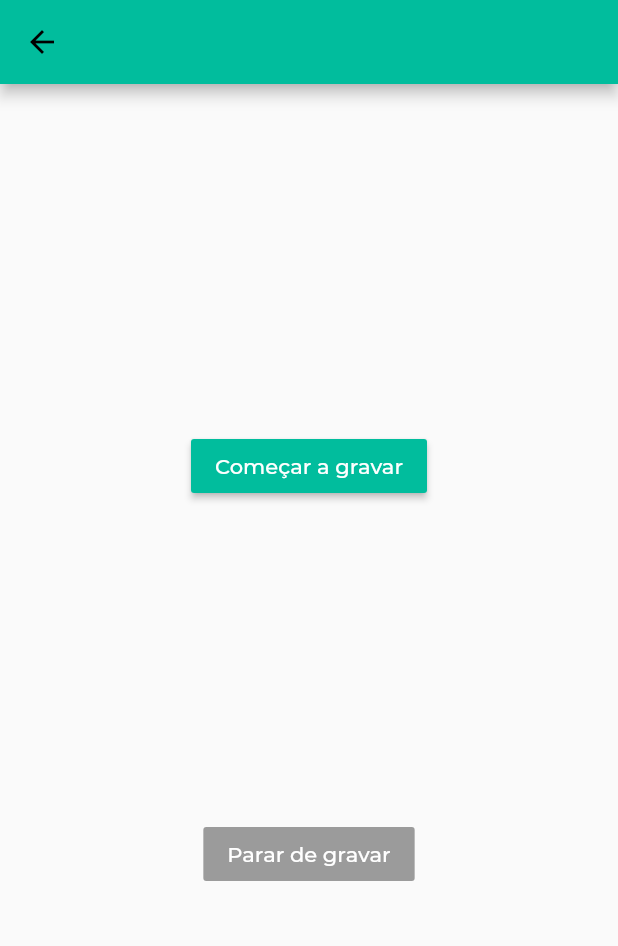
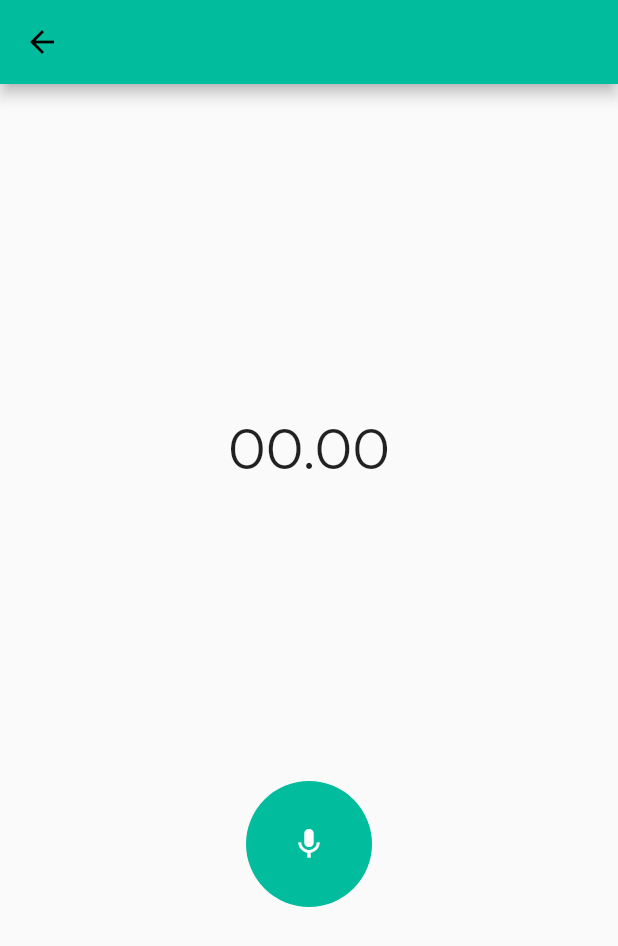
Before and after one commit to spirabr/app, a Flutter app: the Gravacao screen opened directly, on a phone screen of 412 x 824 dp. Shown: the top 946 px of the screen. Run offline on Flutter 3.47's test engine with Material 2 defaults, Android fonts, the phone set to English and light mode, and no system bars; our stand-ins replace file, stop_watch_timer; missing offline and left inert: audio_recorder; project files that could hold a hidden picture were left out.

Commit message:
Adiciona cronometro e muda forma e icone do gravar
Co-authored-by: Matheus Santos <mattsantos.conce@gmail.com>
Co-authored-by: Wander Souza <wanderdasouza@gmail.com>

```diff
--- a/lib/gravacao.dart
+++ b/lib/gravacao.dart
@@ -1,31 +1,28 @@
 import 'package:flutter/material.dart';
 import 'package:audio_recorder/audio_recorder.dart';
-import 'package:file/file.dart';
 import 'package:file/local.dart';
-
+import 'package:stop_watch_timer/stop_watch_timer.dart';
 
 class Gravacao extends StatefulWidget {
-
   final LocalFileSystem localFileSystem;
 
   Gravacao({localFileSystem})
       : this.localFileSystem = localFileSystem ?? LocalFileSystem();
-
 
   @override
   _GravacaoState createState() => _GravacaoState();
 }
 
 class _GravacaoState extends State<Gravacao> {
-
+  final StopWatchTimer _stopWatchTimer = StopWatchTimer();
 
   Recording _recording = Recording();
   bool _isRecording = false;
 
-  _start() async {
+  void _start() async {
     try {
       if (await AudioRecorder.hasPermissions) {
-          await AudioRecorder.start();
+        await AudioRecorder.start();
         bool isRecordingAux = await AudioRecorder.isRecording;
         setState(() {
           _recording = Recording(duration: Duration(), path: "");
@@ -33,14 +30,14 @@ class _GravacaoState extends State<Gravacao> {
         });
       } else {
         Scaffold.of(context).showSnackBar(
-          SnackBar(content: Text("You must accept permissions")));
+            SnackBar(content: Text("You must accept permissions")));
       }
     } catch (e) {
       print(e);
     }
   }
 
-   _stop() async {
+  void _stop() async {
     var recording = await AudioRecorder.stop();
     bool isRecording = await AudioRecorder.isRecording;
     setState(() {
@@ -48,8 +45,6 @@ class _GravacaoState extends State<Gravacao> {
       _isRecording = isRecording;
     });
   }
-
-
 
   @override
   Widget build(BuildContext context) {
@@ -61,23 +56,35 @@ class _GravacaoState extends State<Gravacao> {
         child: Column(
           mainAxisAlignment: MainAxisAlignment.spaceEvenly,
           children: [
-            Container(
-              child: RaisedButton(
-                color: Theme.of(context).primaryColor,
-                child: Text("Começar a gravar",
-                    style: TextStyle(color: Colors.white),
-                ),
-                onPressed: _isRecording ? null: _start,
-              ),
-            ),
-            Container(
-              child: RaisedButton(
-                color: Theme.of(context).primaryColor,
-                child: Text("Parar de gravar",
-                    style: TextStyle(color: Colors.white),
-                ),
-                onPressed: _isRecording ? _stop: null,
-            )),
+            StreamBuilder<int>(
+                stream: _stopWatchTimer.rawTime,
+                initialData: 0,
+                builder: (context, snap) {
+                  final time = snap.data;
+                  return Text(StopWatchTimer.getDisplayTime(time, hours: false, minute: false), style: TextStyle(
+                    fontSize: 38
+                  ),);
+                }),
+            GestureDetector(
+                onLongPressStart: (_) {
+                  _stopWatchTimer.onExecute.add(StopWatchExecute.start);
+                  _start();
+                },
+                onLongPressEnd: (_) {
+                  _stopWatchTimer.onExecute.add(StopWatchExecute.stop);
+                  _stop();
+                  _stopWatchTimer.onExecute.add(StopWatchExecute.reset);
+                },
+                child: Container(
+                  padding: EdgeInsets.all(30),
+                  child: Icon(
+                    Icons.mic,
+                    color: Colors.white,
+                  ),
+                  decoration: BoxDecoration(
+                      color: Theme.of(context).primaryColor,
+                      shape: BoxShape.circle),
+                ))
           ],
         ),
       ),
--- a/pubspec.yaml
+++ b/pubspec.yaml
@@ -21,6 +21,7 @@ environment:
   sdk: ">=2.7.0 <3.0.0"
 
 dependencies:
+  stop_watch_timer: ^0.6.0+1
   audio_recorder: ^1.0.2
   flutter:
     sdk: flutter
```
